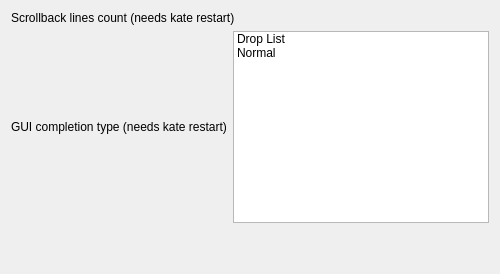
Qt form kate/plugins/pate/src/plugins/python_console_ipython/python_console_ipython.ui (KDE/kate) before a commit.
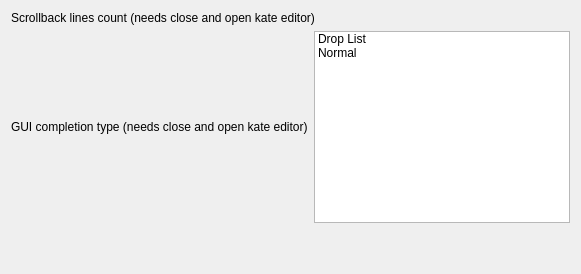
The same form after that commit. Custom widgets are drawn as their Qt base class.

Patch:
```diff
--- a/kate/plugins/pate/src/plugins/python_console_ipython/python_console_ipython.ui
+++ b/kate/plugins/pate/src/plugins/python_console_ipython/python_console_ipython.ui
@@ -10,7 +10,7 @@
                             <item>
                                 <widget class="QLabel" name="label">
                                     <property name="text">
-                                        <string>Scrollback lines count (needs kate restart)</string>
+                                        <string>Scrollback lines count (needs close and open kate editor)</string>
                                     </property>
                                 </widget>
                             </item>
@@ -28,7 +28,7 @@
                             <item>
                                 <widget class="QLabel" name="label">
                                     <property name="text">
-                                        <string>GUI completion type (needs kate restart)</string>
+                                        <string>GUI completion type (needs close and open kate editor)</string>
                                     </property>
                                 </widget>
                             </item>
```
Left out of the diff: 2 changed lines with no effect on the pictures.
